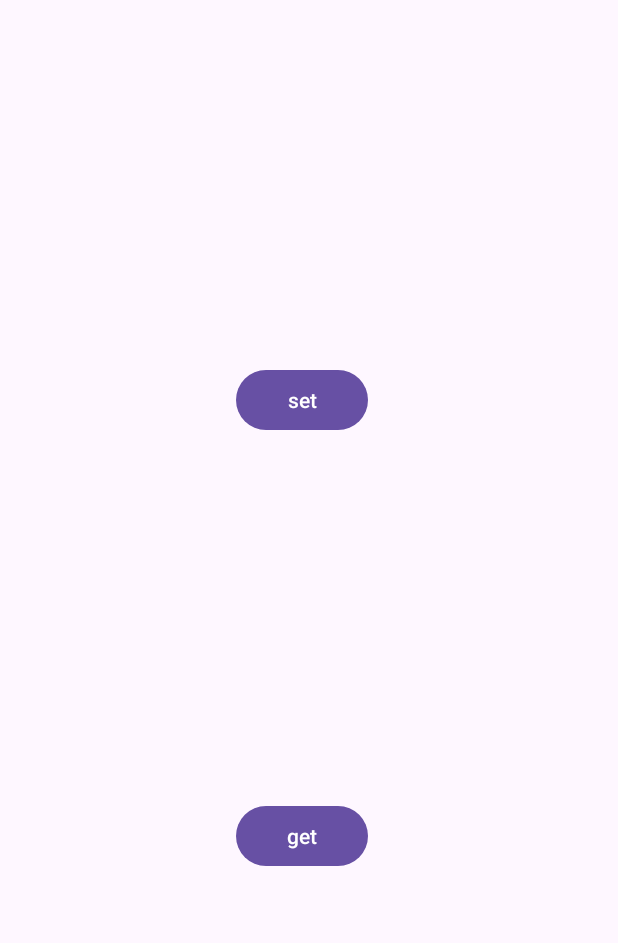
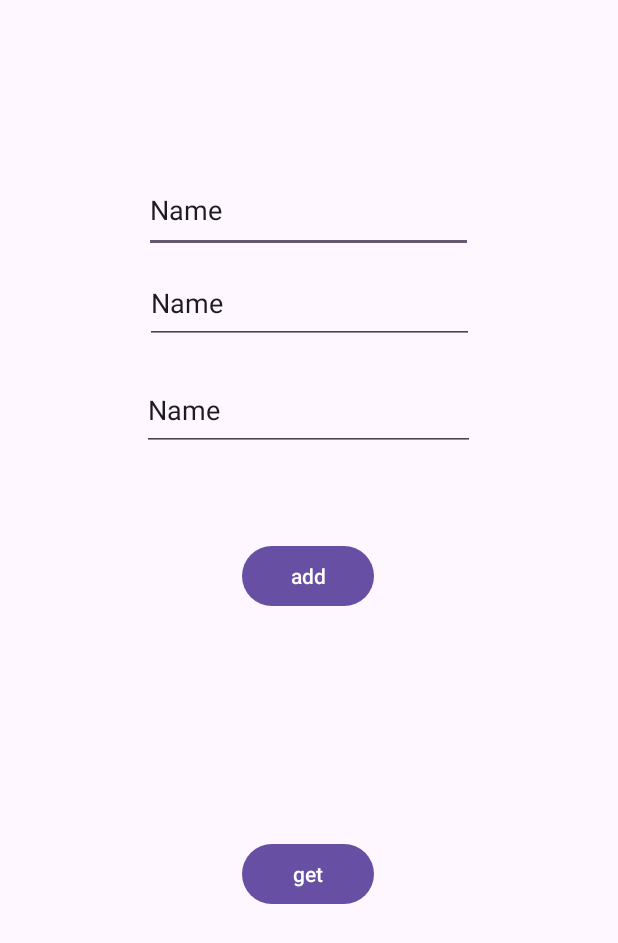
Before and after one commit to Mackintac/COMP3025-Assignment2-v2, an Android app: the MainActivity screen opened directly, with no data from a screen before it, on a phone screen of 412 x 824 dp. Shown: the top 943 px of the screen. Run offline under Robolectric (Android 15) with nearby library versions, the phone set to English and light mode, and no system bars; our stand-ins replace Firebase (no records; nobody signed in at launch, a user with empty details on screens opened directly).

Commit message:
add layout components to handle data

```diff
--- a/app/src/main/res/layout/activity_main.xml
+++ b/app/src/main/res/layout/activity_main.xml
@@ -11,12 +11,13 @@
         android:id="@+id/setDataButton"
         android:layout_width="wrap_content"
         android:layout_height="wrap_content"
-        android:text="set"
-        app:layout_constraintBottom_toTopOf="@+id/getDataButton"
+        android:text="add"
+        app:layout_constraintBottom_toBottomOf="parent"
         app:layout_constraintEnd_toEndOf="parent"
-        app:layout_constraintHorizontal_bias="0.486"
+        app:layout_constraintHorizontal_bias="0.498"
         app:layout_constraintStart_toStartOf="parent"
-        app:layout_constraintTop_toTopOf="parent" />
+        app:layout_constraintTop_toTopOf="parent"
+        app:layout_constraintVertical_bias="0.464" />
 
     <Button
         android:id="@+id/getDataButton"
@@ -25,8 +26,50 @@
         android:text="get"
         app:layout_constraintBottom_toBottomOf="parent"
         app:layout_constraintEnd_toEndOf="parent"
-        app:layout_constraintHorizontal_bias="0.486"
+        app:layout_constraintHorizontal_bias="0.498"
         app:layout_constraintStart_toStartOf="parent"
-        app:layout_constraintTop_toBottomOf="@+id/setDataButton" />
+        app:layout_constraintTop_toTopOf="parent"
+        app:layout_constraintVertical_bias="0.72" />
+
+    <EditText
+        android:id="@+id/titleEditText"
+        android:layout_width="219dp"
+        android:layout_height="57dp"
+        android:ems="10"
+        android:inputType="text"
+        android:text="Name"
+        app:layout_constraintBottom_toBottomOf="parent"
+        app:layout_constraintEnd_toEndOf="parent"
+        app:layout_constraintHorizontal_bias="0.497"
+        app:layout_constraintStart_toStartOf="parent"
+        app:layout_constraintTop_toTopOf="parent"
+        app:layout_constraintVertical_bias="0.145" />
+
+    <EditText
+        android:id="@+id/directorEditText"
+        android:layout_width="219dp"
+        android:layout_height="54dp"
+        android:ems="10"
+        android:inputType="text"
+        android:text="Name"
+        app:layout_constraintBottom_toBottomOf="parent"
+        app:layout_constraintEnd_toEndOf="parent"
+        app:layout_constraintStart_toStartOf="parent"
+        app:layout_constraintTop_toTopOf="parent"
+        app:layout_constraintVertical_bias="0.228" />
+
+    <EditText
+        android:id="@+id/yearEditText"
+        android:layout_width="222dp"
+        android:layout_height="54dp"
+        android:ems="10"
+        android:inputType="text"
+        android:text="Name"
+        app:layout_constraintBottom_toBottomOf="parent"
+        app:layout_constraintEnd_toEndOf="parent"
+        app:layout_constraintHorizontal_bias="0.497"
+        app:layout_constraintStart_toStartOf="parent"
+        app:layout_constraintTop_toTopOf="parent"
+        app:layout_constraintVertical_bias="0.32" />
 
 </androidx.constraintlayout.widget.ConstraintLayout>
```
Also changed, not shown: app/src/main/java/ca/georgiancollege/assignment2v2/MainActivity.kt (+25 -4 lines), app/src/main/res/layout/activity_movie_list.xml (+9 -0 lines).
